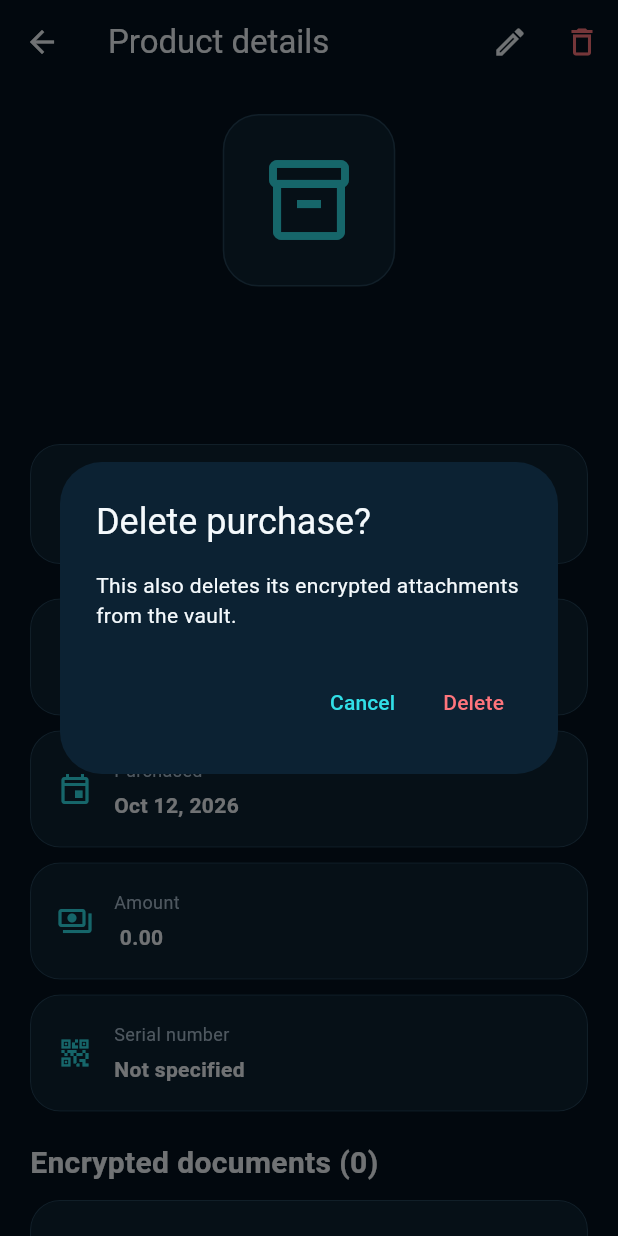
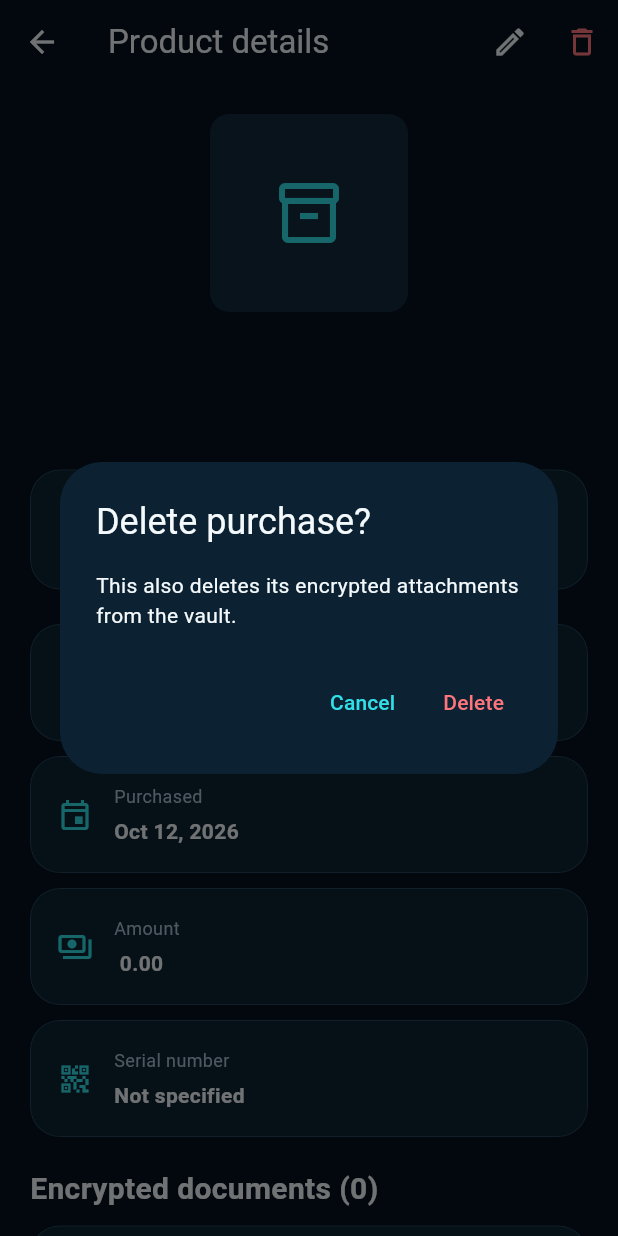
Before and after one commit to bren-wp/SELQUARO, a Flutter app: the ProductDetails screen opened directly with empty values, after a tap on the "delete outline" icon, on a phone screen of 412 x 824 dp. Run offline on Flutter 3.47's test engine with Material 3 defaults, Android fonts, the phone set to English and light mode, and no system bars; our stand-ins replace file_picker, flutter_local_notifications, flutter_secure_storage, flutter_timezone, image_picker, local_auth and 2 more; missing offline and left inert: cryptography, google_mlkit_text_recognition, pdfrx; accounts and stored records are empty.

Commit message:
feat(ui): real product photos, encrypted thumbnails, two-column vault and detailed product imagery

```diff
--- a/lib/models.dart
+++ b/lib/models.dart
@@ -41,6 +41,7 @@
     required this.serialNumber,
     required this.notes,
     required this.documents,
+    this.coverDocumentId,
   });
 
   final String id;
@@ -54,6 +55,7 @@
   final String serialNumber;
   final String notes;
   final List<VaultDocument> documents;
+  final String? coverDocumentId;
 
   int? daysRemaining(DateTime now) =>
       warrantyEndsAt == null ? null : DateTime(warrantyEndsAt!.year, warrantyEndsAt!.month, warrantyEndsAt!.day).difference(DateTime(now.year, now.month, now.day)).inDays;
@@ -70,6 +72,7 @@
         'serialNumber': serialNumber,
         'notes': notes,
         'documents': documents.map((e) => e.toJson()).toList(),
+        'coverDocumentId': coverDocumentId,
       };
 
   factory Purchase.fromJson(Map<String, dynamic> json) => Purchase(
@@ -84,6 +87,7 @@
         serialNumber: json['serialNumber'] as String? ?? '',
         notes: json['notes'] as String? ?? '',
         documents: (json['documents'] as List<dynamic>? ?? []).map((e) => VaultDocument.fromJson(Map<String, dynamic>.from(e as Map))).toList(),
+        coverDocumentId: json['coverDocumentId'] as String?,
       );
 }
 
--- /dev/null
+++ b/lib/product_photo.dart
@@ -0,0 +1,82 @@
+import 'dart:typed_data';
+
+import 'package:flutter/material.dart';
+
+import 'models.dart';
+import 'theme.dart';
+import 'vault_store.dart';
+
+/// Shows user-imported encrypted product photographs, never stock/mock items.
+class ProductPhoto extends StatefulWidget {
+  const ProductPhoto({
+    super.key,
+    required this.item,
+    required this.store,
+    required this.fallbackIcon,
+    this.width = 56,
+    this.height = 56,
+  });
+
+  final Purchase item;
+  final VaultStore store;
+  final IconData fallbackIcon;
+  final double width;
+  final double height;
+
+  @override State<ProductPhoto> createState() => _ProductPhotoState();
+}
+
+class _ProductPhotoState extends State<ProductPhoto> {
+  Future<Uint8List>? _photo;
+
+  @override void initState() {
+    super.initState();
+    _load();
+  }
+
+  @override void didUpdateWidget(covariant ProductPhoto oldWidget) {
+    super.didUpdateWidget(oldWidget);
+    if (oldWidget.item.coverDocumentId != widget.item.coverDocumentId) _load();
+  }
+
+  void _load() {
+    _photo = null;
+    final cover = widget.item.coverDocumentId;
+    if (cover == null) return;
+    for (final document in widget.item.documents) {
+      if (document.id == cover && document.mimeType.startsWith('image/')) {
+        _photo = widget.store.readDocument(document);
+        break;
+      }
+    }
+  }
+
+  @override Widget build(BuildContext context) {
+    final placeholder = Container(
+      width: widget.width,
+      height: widget.height,
+      color: Sq.elevated,
+      alignment: Alignment.center,
+      child: Icon(widget.fallbackIcon, color: Sq.cyan,
+        size: widget.height > 75 ? 48 : 27),
+    );
+    return ClipRRect(
+      borderRadius: BorderRadius.circular(13),
+      child: _photo == null
+          ? placeholder
+          : FutureBuilder<Uint8List>(
+              future: _photo,
+              builder: (context, snapshot) {
+                if (!snapshot.hasData) return placeholder;
+                return Image.memory(
+                  snapshot.data!,
+                  width: widget.width, height: widget.height,
+                  fit: BoxFit.cover,
+                  cacheWidth: 360,
+                  errorBuilder: (context, error, stackTrace) => placeholder,
+                );
+              },
+            ),
+    );
+  }
+}
```
Also changed, not shown: lib/editor.dart (+41 -7 lines), lib/main.dart (+69 -14 lines), 3 other files.
